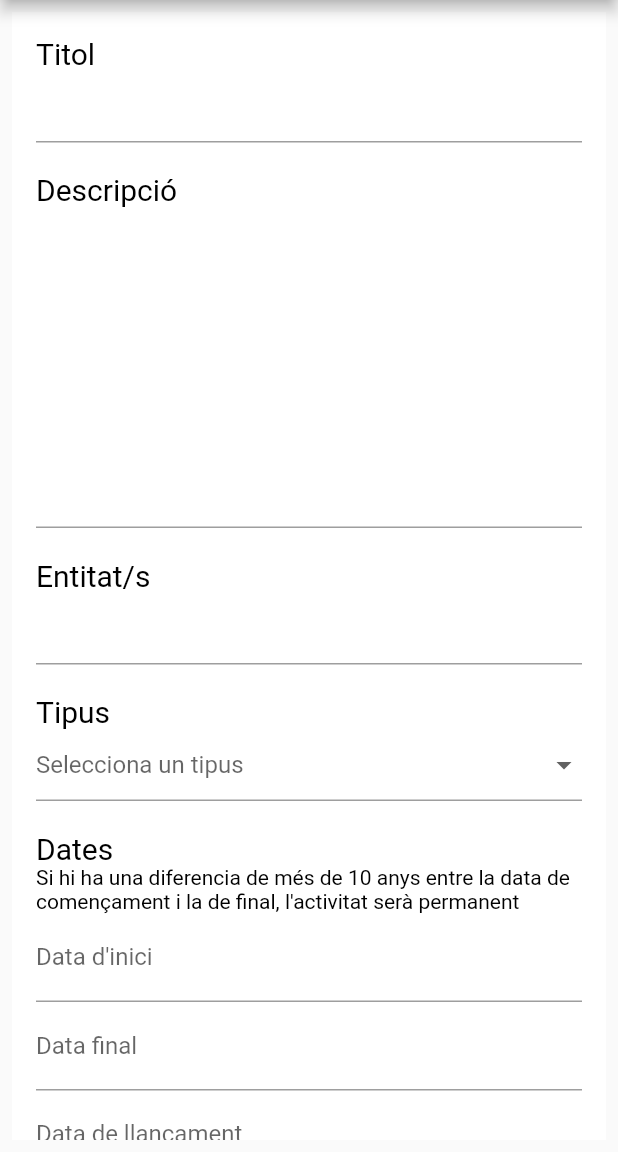
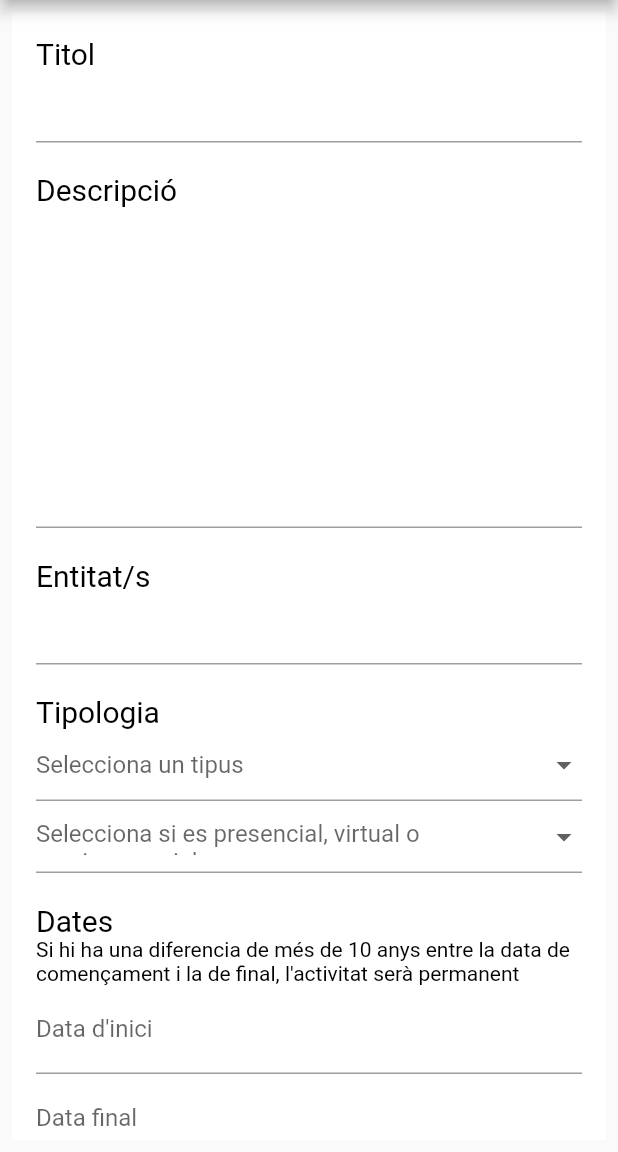
Before and after one commit to ZikBurns/voluntariat, a Flutter app: the FormNewActivity screen opened directly, on a phone screen of 412 x 824 dp, the part 84-1236 px from its top. Run offline on Flutter 3.47's test engine with Material 2 defaults, Android fonts, the phone set to English and light mode, and no system bars; drawn by our look-alikes of flutter_form_builder; our stand-ins replace carousel_slider, cloud_firestore, firebase_auth, firebase_core, firebase_storage, flutter_speed_dial and 4 more; missing offline and left inert: charcode, flutter_search_bar, linkable, mdi, pull_to_reveal, unicorndial; accounts and stored records are empty; network calls fail.

Commit message:
[Close #78] Closing #78, it's all implemented

```diff
--- a/lib/adminscreens/newactivity/form_elements.dart
+++ b/lib/adminscreens/newactivity/form_elements.dart
@@ -103,7 +103,7 @@ class FormElements extends StatelessWidget {
             //* ----------------------------------------------------
             Align(
               alignment: Alignment.topLeft,
-              child: Text('Tipus',
+              child: Text('Tipologia',
                   style: TextStyle(fontSize: 20, color: Colors.black)),
             ),
             FormBuilderDropdown(
@@ -116,6 +116,19 @@ class FormElements extends StatelessWidget {
               validators: [
                     (val){
                   if((val==null)|| (val=="")) return "L'activitat ha de tenir un tipus.";
+                }
+              ],
+            ),
+            FormBuilderDropdown(
+              hint: Text('Selecciona si es presencial, virtual o semipresencial'),
+              attribute: 'type',
+              items: ["Presencial","Virtual","Semipresencial"]
+                  .map((type) =>
+                  DropdownMenuItem(value: type, child: Text("$type")))
+                  .toList(),
+              validators: [
+                    (val){
+                  if((val==null)|| (val=="")) return "L'activitat ha de ser presencial, virtual o semipresencial.";
                 }
               ],
             ),
--- a/lib/commonscreeens/colorizer.dart
+++ b/lib/commonscreeens/colorizer.dart
@@ -157,7 +157,7 @@ class Colorizer{
   static CircleAvatar showAvatar(Activity act){
     print(act.title);
     print(act.image);
-    if(act.image==null){
+    if(act.image==""){
       switch(act.type) {
         case 'Serveis Sociosanitaris': {
           return CircleAvatar(
--- a/lib/data/activity.dart
+++ b/lib/data/activity.dart
@@ -14,6 +14,7 @@ class Activity{
   bool visible;
   bool prime;
   String image;
+  String mode;
 
   Activity(
       this.id,
@@ -30,5 +31,6 @@ class Activity{
       this.launchDate,
       this.visible,
       this.prime,
-      this.image);
+      this.image,
+      this.mode);
 }
--- a/lib/screens/home/carousel.dart
+++ b/lib/screens/home/carousel.dart
@@ -19,7 +19,7 @@ class _CarouselState extends State<Carousel> {
   Widget build(BuildContext context) {
     var listActivities=Provider.of<List<Activity>>(context) ?? [];
     List<Activity> primelist = listActivities.where((activity) => activity.prime==true).toList();
-    listActivities.sort((a,b)=>a.launchDate.millisecondsSinceEpoch.compareTo(b.launchDate.millisecondsSinceEpoch));
+    listActivities.sort((a,b)=>b.launchDate.millisecondsSinceEpoch.compareTo(a.launchDate.millisecondsSinceEpoch));
     return Container(
       child: ListView(
         //mainAxisAlignment: MainAxisAlignment.center,
--- a/lib/screens/home/home.dart
+++ b/lib/screens/home/home.dart
@@ -37,6 +37,8 @@ class _HomePageState extends State<HomePage> {
   String filter = "";
   var foregroundColor;
   int _selectedIndex = 0;
+  String filtermode="";
+
   static const List<Widget> _widgetOptions = <Widget>[
     Text(
       'Voluntariats',
@@ -375,7 +377,7 @@ class _HomePageState extends State<HomePage> {
                 value: EntityService().entities,
                 child: StreamProvider<List<Activity>>.value(
                   value: ActivityService().activities,
-                    child: HomeList(filter)
+                    child: HomeList(filter,filtermode)
                 ),
               ),
             )
@@ -538,6 +540,7 @@ class _HomePageState extends State<HomePage> {
                         child: Icon(Icons.all_inclusive_rounded),
                         onPressed: () {
                           _selectedface2face = 0;
+                          filtermode="";
                           setState(() {});
                         },
                       )),
@@ -552,6 +555,7 @@ class _HomePageState extends State<HomePage> {
                         child: Icon(Icons.desktop_windows),
                         onPressed: () {
                           _selectedface2face = 1;
+                          filtermode="Virtual";
                           setState(() {});
                         },
                       )),
@@ -566,6 +570,7 @@ class _HomePageState extends State<HomePage> {
                         child: Icon(Icons.accessibility_new_rounded),
                         onPressed: () {
                           _selectedface2face = 2;
+                          filtermode="Presencial";
                           setState(() {});
                         },
                       )),
@@ -580,6 +585,7 @@ class _HomePageState extends State<HomePage> {
                         child: Icon(Icons.shuffle),
                         onPressed: () {
                           _selectedface2face = 3;
+                          filtermode="Semipresencial";
                           setState(() {});
                         },
                       )),
```
Also changed, not shown: lib/screens/home/home_list.dart (+12 -2 lines), lib/screens/home/home_list_tile.dart (+24 -8 lines), lib/services/activity_service.dart (+25 -3 lines).
